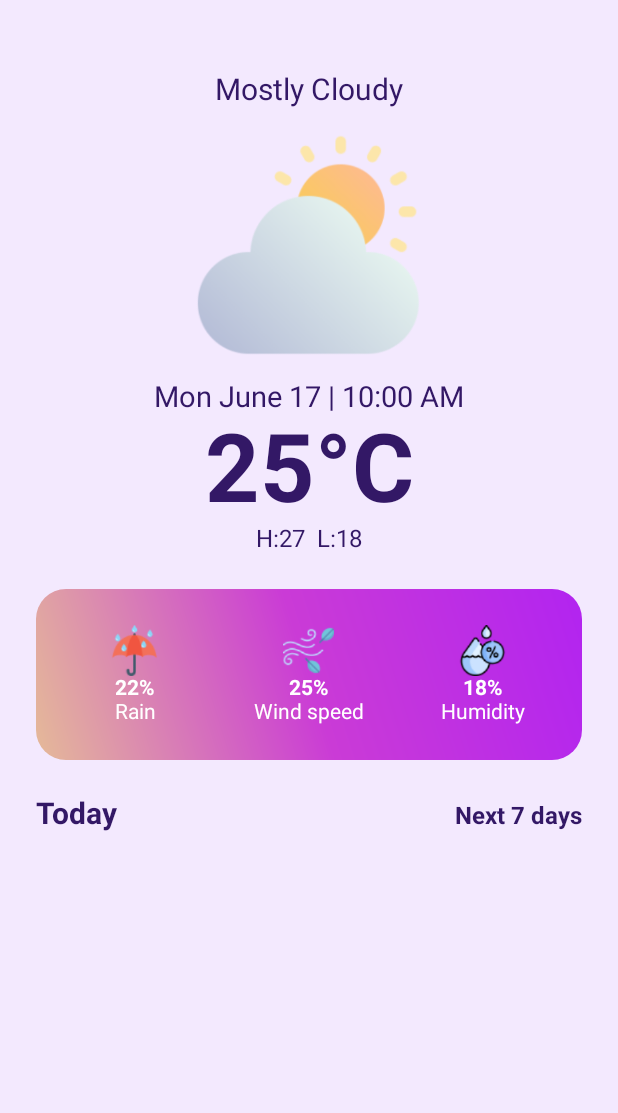
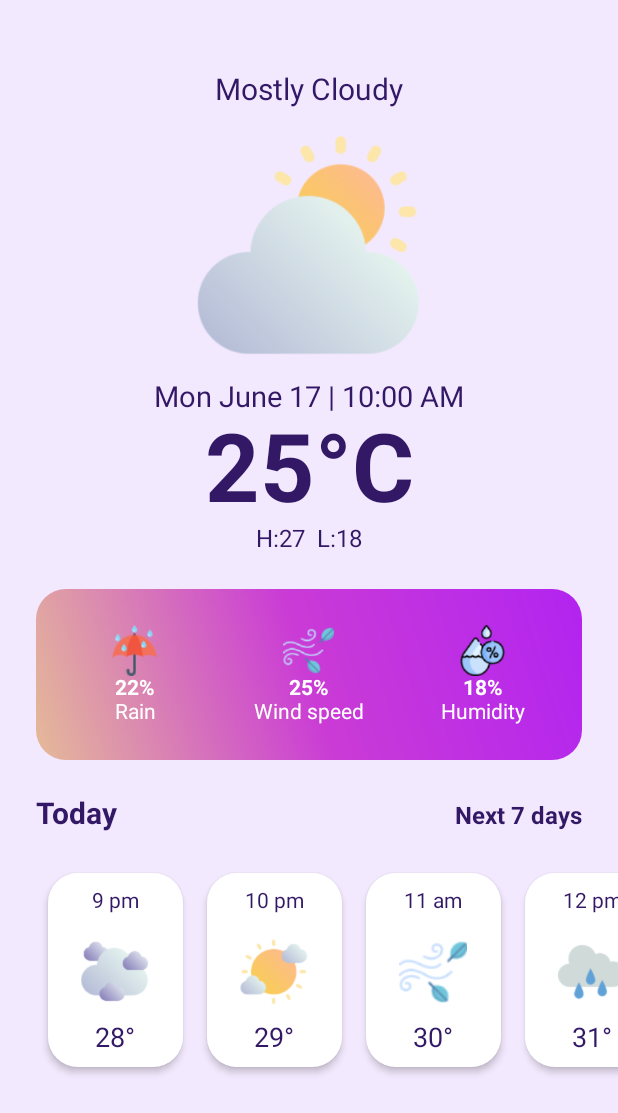
Before and after one commit to chuthientuan/WeatherApp-Android, an Android app: the MainActivity screen opened directly, with no data from a screen before it, on a phone screen of 412 x 824 dp. Shown: the top 1113 px of the screen. Run offline under Robolectric (Android 15) with nearby library versions, the phone set to English and light mode, and no system bars.

Commit message:
Setup adapter and recycleView

```diff
--- a/app/src/main/AndroidManifest.xml
+++ b/app/src/main/AndroidManifest.xml
@@ -13,10 +13,10 @@
         android:theme="@style/Theme.WeatherApp"
         tools:targetApi="31">
         <activity
-            android:name=".MainActivity"
+            android:name=".activities.MainActivity"
             android:exported="false" />
         <activity
-            android:name=".SplashActivity"
+            android:name=".activities.SplashActivity"
             android:exported="true">
             <intent-filter>
                 <action android:name="android.intent.action.MAIN" />
--- a/app/src/main/java/com/example/weatherapp/MainActivity.java
+++ /dev/null
@@ -1,24 +0,0 @@
-package com.example.weatherapp;
-
-import android.os.Bundle;
-
-import androidx.activity.EdgeToEdge;
-import androidx.appcompat.app.AppCompatActivity;
-import androidx.core.graphics.Insets;
-import androidx.core.view.ViewCompat;
-import androidx.core.view.WindowInsetsCompat;
-
-public class MainActivity extends AppCompatActivity {
-
-    @Override
-    protected void onCreate(Bundle savedInstanceState) {
-        super.onCreate(savedInstanceState);
-        EdgeToEdge.enable(this);
-        setContentView(R.layout.activity_main);
-        ViewCompat.setOnApplyWindowInsetsListener(findViewById(R.id.main), (v, insets) -> {
-            Insets systemBars = insets.getInsets(WindowInsetsCompat.Type.systemBars());
-            v.setPadding(systemBars.left, systemBars.top, systemBars.right, systemBars.bottom);
-            return insets;
-        });
-    }
-}
--- /dev/null
+++ b/app/src/main/java/com/example/weatherapp/activities/MainActivity.java
@@ -0,0 +1,45 @@
+package com.example.weatherapp.activities;
+
+import android.os.Bundle;
+
+import androidx.activity.EdgeToEdge;
+import androidx.appcompat.app.AppCompatActivity;
+import androidx.core.graphics.Insets;
+import androidx.core.view.ViewCompat;
+import androidx.core.view.WindowInsetsCompat;
+import androidx.recyclerview.widget.LinearLayoutManager;
+import androidx.recyclerview.widget.RecyclerView;
+
+import com.example.weatherapp.R;
+import com.example.weatherapp.adapters.HourlyAdapter;
+import com.example.weatherapp.entities.Hourly;
+
+import java.util.ArrayList;
+
+public class MainActivity extends AppCompatActivity {
+    private ArrayList<Hourly> items;
+    private HourlyAdapter hourlyAdapter;
+    private RecyclerView recyclerViewHourly;
+
+    @Override
+    protected void onCreate(Bundle savedInstanceState) {
+        super.onCreate(savedInstanceState);
+        EdgeToEdge.enable(this);
+        setContentView(R.layout.activity_main);
+        ViewCompat.setOnApplyWindowInsetsListener(findViewById(R.id.main), (v, insets) -> {
+            Insets systemBars = insets.getInsets(WindowInsetsCompat.Type.systemBars());
+            v.setPadding(systemBars.left, systemBars.top, systemBars.right, systemBars.bottom);
+            return insets;
+        });
+        recyclerViewHourly = findViewById(R.id.recyclerViewHourly);
+        recyclerViewHourly.setLayoutManager(new LinearLayoutManager(this, LinearLayoutManager.HORIZONTAL, false));
+        items = new ArrayList<>();
+        items.add(new Hourly("9 pm", 28, "cloudy"));
+        items.add(new Hourly("10 pm", 29, "sunny"));
+        items.add(new Hourly("11 am", 30, "wind"));
+        items.add(new Hourly("12 pm", 31, "rainy"));
+        items.add(new Hourly("1 am", 32, "storm"));
+        hourlyAdapter = new HourlyAdapter(items);
+        recyclerViewHourly.setAdapter(hourlyAdapter);
+    }
+}
--- a/app/src/main/java/com/example/weatherapp/SplashActivity.java
+++ b/app/src/main/java/com/example/weatherapp/activities/SplashActivity.java
@@ -1,4 +1,4 @@
-package com.example.weatherapp;
+package com.example.weatherapp.activities;
 
 import android.content.Intent;
 import android.os.Bundle;
@@ -10,6 +10,7 @@ import androidx.core.view.ViewCompat;
 import androidx.core.view.WindowInsetsCompat;
 
 import com.airbnb.lottie.LottieAnimationView;
+import com.example.weatherapp.R;
 
 import java.util.Timer;
 import java.util.TimerTask;
--- /dev/null
+++ b/app/src/main/java/com/example/weatherapp/adapters/HourlyAdapter.java
@@ -0,0 +1,59 @@
+package com.example.weatherapp.adapters;
+
+import android.annotation.SuppressLint;
+import android.content.Context;
+import android.view.LayoutInflater;
+import android.view.View;
+import android.view.ViewGroup;
+import android.widget.ImageView;
+import android.widget.TextView;
+
+import androidx.annotation.NonNull;
+import androidx.recyclerview.widget.RecyclerView;
+
+import com.example.weatherapp.R;
+import com.example.weatherapp.entities.Hourly;
+
+import java.util.ArrayList;
+
+public class HourlyAdapter extends RecyclerView.Adapter<HourlyAdapter.HourlyViewHolder> {
+    ArrayList<Hourly> items;
+    Context context;
+
+    public HourlyAdapter(ArrayList<Hourly> items) {
+        this.items = items;
+    }
+
+    @NonNull
+    @Override
+    public HourlyViewHolder onCreateViewHolder(@NonNull ViewGroup parent, int viewType) {
+        View view = LayoutInflater.from(parent.getContext()).inflate(R.layout.layout_hourly, parent, false);
+        return new HourlyViewHolder(view);
+    }
+
+    @SuppressLint({"DefaultLocale", "SetTextI18n"})
+    @Override
+    public void onBindViewHolder(@NonNull HourlyAdapter.HourlyViewHolder holder, int position) {
+        Hourly item = items.get(position);
+        context = holder.itemView.getContext();
+        holder.textHour.setText(item.getHour());
+        holder.textTemp.setText(item.getTemp()+ "°");
+        holder.imagePic.setImageResource(context.getResources().getIdentifier(item.getPicPath(), "drawable", context.getPackageName()));
+    }
+
+    @Override
+    public int getItemCount() {
+        return items.size();
+    }
+
+    static class HourlyViewHolder extends RecyclerView.ViewHolder {
+        private TextView textHour, textTemp;
+        private ImageView imagePic;
+        public HourlyViewHolder(@NonNull View itemView) {
+            super(itemView);
+            textHour = itemView.findViewById(R.id.textHour);
+            textTemp = itemView.findViewById(R.id.textTemp);
+            imagePic = itemView.findViewById(R.id.imagePic);
+        }
+    }
+}
--- /dev/null
+++ b/app/src/main/java/com/example/weatherapp/entities/FutureDomain.java
@@ -0,0 +1,57 @@
+package com.example.weatherapp.entities;
+
+public class FutureDomain {
+    private String day;
+    private String picPath;
+    private String status;
+    private int highTemp;
+    private int loeTemp;
+
+    public FutureDomain(String day, String picPath, String status, int highTemp, int loeTemp) {
+        this.day = day;
+        this.picPath = picPath;
+        this.status = status;
+        this.highTemp = highTemp;
+        this.loeTemp = loeTemp;
+    }
+
+    public String getDay() {
+        return day;
+    }
+
+    public void setDay(String day) {
+        this.day = day;
+    }
+
+    public String getPicPath() {
+        return picPath;
+    }
+
+    public void setPicPath(String picPath) {
+        this.picPath = picPath;
+    }
+
+    public String getStatus() {
+        return status;
+    }
+
+    public void setStatus(String status) {
+        this.status = status;
+    }
+
+    public int getHighTemp() {
+        return highTemp;
+    }
+
+    public void setHighTemp(int highTemp) {
+        this.highTemp = highTemp;
+    }
+
+    public int getLoeTemp() {
+        return loeTemp;
+    }
+
+    public void setLoeTemp(int loeTemp) {
+        this.loeTemp = loeTemp;
+    }
+}
--- /dev/null
+++ b/app/src/main/java/com/example/weatherapp/entities/Hourly.java
@@ -0,0 +1,37 @@
+package com.example.weatherapp.entities;
+
+public class Hourly {
+    private String hour;
+    private int temp;
+    private String picPath;
+
+    public Hourly(String hour, int temp, String picPath) {
+        this.hour = hour;
+        this.temp = temp;
+        this.picPath = picPath;
+    }
+
+    public String getHour() {
+        return hour;
+    }
+
+    public void setHour(String hour) {
+        this.hour = hour;
+    }
+
+    public int getTemp() {
+        return temp;
+    }
+
+    public void setTemp(int temp) {
+        this.temp = temp;
+    }
+
+    public String getPicPath() {
+        return picPath;
+    }
+
+    public void setPicPath(String picPath) {
+        this.picPath = picPath;
+    }
+}
--- /dev/null
+++ b/app/src/main/res/drawable/background_hourly.xml
@@ -0,0 +1,6 @@
+<?xml version="1.0" encoding="utf-8"?>
+<shape xmlns:android="http://schemas.android.com/apk/res/android"
+    android:shape="rectangle">
+    <corners android:radius="20dp" />
+    <solid android:color="@color/white" />
+</shape>
--- a/app/src/main/res/layout/activity_main.xml
+++ b/app/src/main/res/layout/activity_main.xml
@@ -6,7 +6,7 @@
     android:layout_width="match_parent"
     android:layout_height="match_parent"
     android:background="@color/backgroundColor"
-    tools:context=".MainActivity">
+    tools:context=".activities.MainActivity">
 
     <ScrollView
         android:layout_width="match_parent"
@@ -95,8 +95,10 @@
             </LinearLayout>
 
             <androidx.recyclerview.widget.RecyclerView
+                android:id="@+id/recyclerViewHourly"
                 android:layout_width="match_parent"
                 android:layout_height="match_parent"
+                android:layout_marginTop="20dp"
                 android:clipToPadding="false"
                 android:paddingStart="24dp"
                 android:paddingEnd="24dp" />
--- a/app/src/main/res/layout/activity_splash.xml
+++ b/app/src/main/res/layout/activity_splash.xml
@@ -6,7 +6,7 @@
     android:layout_width="match_parent"
     android:layout_height="match_parent"
     android:background="@drawable/bg_splash"
-    tools:context=".SplashActivity">
+    tools:context=".activities.SplashActivity">
 
     <com.airbnb.lottie.LottieAnimationView
         android:id="@+id/animationView"
--- /dev/null
+++ b/app/src/main/res/layout/layout_hourly.xml
@@ -0,0 +1,39 @@
+<?xml version="1.0" encoding="utf-8"?>
+<androidx.constraintlayout.widget.ConstraintLayout xmlns:android="http://schemas.android.com/apk/res/android"
+    xmlns:tools="http://schemas.android.com/tools"
+    android:layout_width="90dp"
+    android:layout_height="wrap_content"
+    android:background="@drawable/background_hourly"
+    android:layout_margin="8dp"
+    android:elevation="3dp">
+    <LinearLayout
+        android:layout_width="match_parent"
+        android:layout_height="match_parent"
+        android:orientation="vertical">
+        <TextView
+            android:id="@+id/textHour"
+            android:layout_width="match_parent"
+            android:layout_height="wrap_content"
+            android:text="@string/_10_00"
+            android:layout_margin="8dp"
+            android:textAlignment="center"
+            android:textColor="@color/textColor"/>
+        <ImageView
+            android:id="@+id/imagePic"
+            android:layout_width="45dp"
+            android:layout_height="45dp"
+            android:src="@drawable/cloudy_sunny"
+            android:layout_gravity="center"
+            android:layout_margin="8dp"
+            android:contentDescription="@string/app_name"/>
+        <TextView
+            android:id="@+id/textTemp"
+            android:layout_width="match_parent"
+            android:layout_height="wrap_content"
+            android:text="@string/_20"
+            android:textAlignment="center"
+            android:textColor="@color/textColor"
+            android:textSize="18sp"
+            android:layout_marginBottom="8dp"/>
+    </LinearLayout>
+</androidx.constraintlayout.widget.ConstraintLayout>
--- a/app/src/main/res/values/strings.xml
+++ b/app/src/main/res/values/strings.xml
@@ -5,4 +5,6 @@
     <string name="textTemperature">25°C</string>
     <string name="today">Today</string>
     <string name="next_7_days">Next 7 days</string>
+    <string name="_20">20°</string>
+    <string name="_10_00">10:00</string>
 </resources>
```
